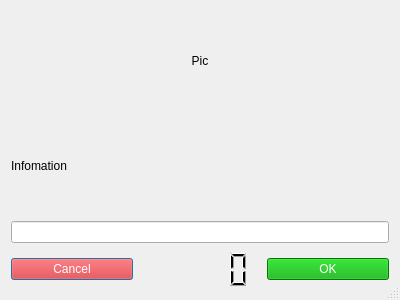
Above: Plugins/GUI_TA_MsgBox/msgboxdlg.ui from WilliamYinwei/TreeATE before the change. Below: the same form after it.
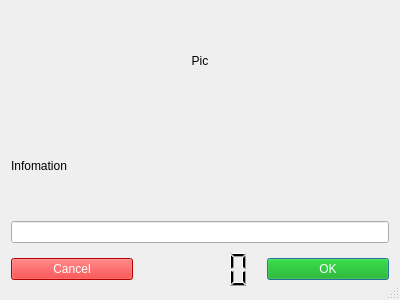
That is the form after the change.

Diff of the .ui file:
```diff
--- a/Plugins/GUI_TA_MsgBox/msgboxdlg.ui
+++ b/Plugins/GUI_TA_MsgBox/msgboxdlg.ui
@@ -106,6 +106,9 @@
        <property name="text">
         <string>OK</string>
        </property>
+       <property name="default">
+        <bool>true</bool>
+       </property>
       </widget>
      </item>
     </layout>
```
Left out of the diff: 5 changed lines with no effect on the pictures.
